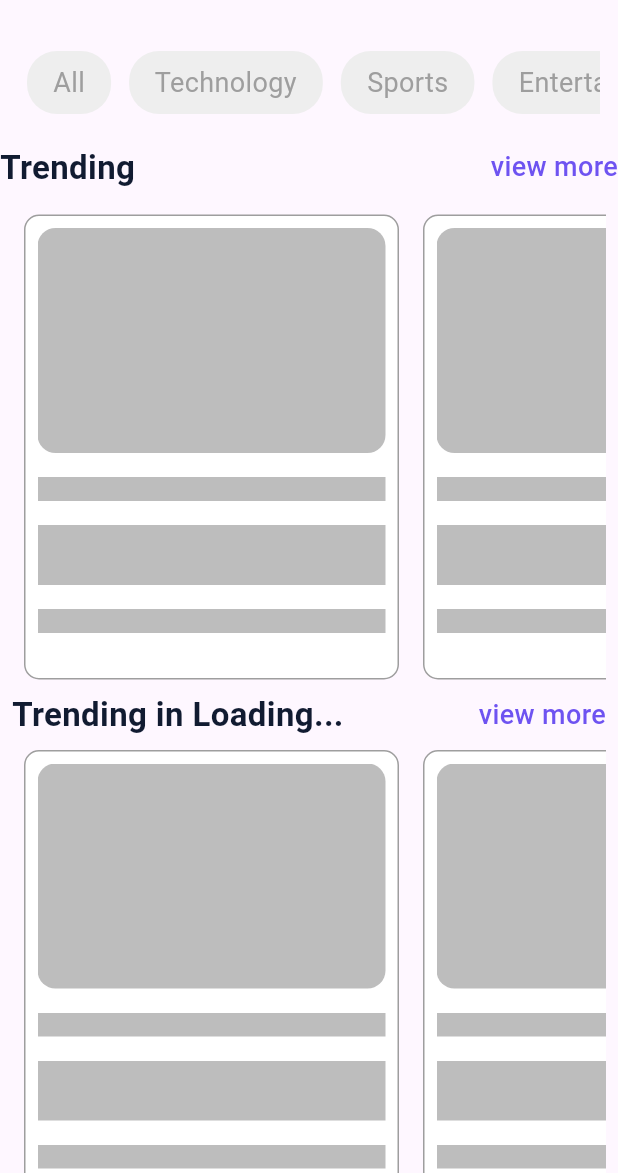
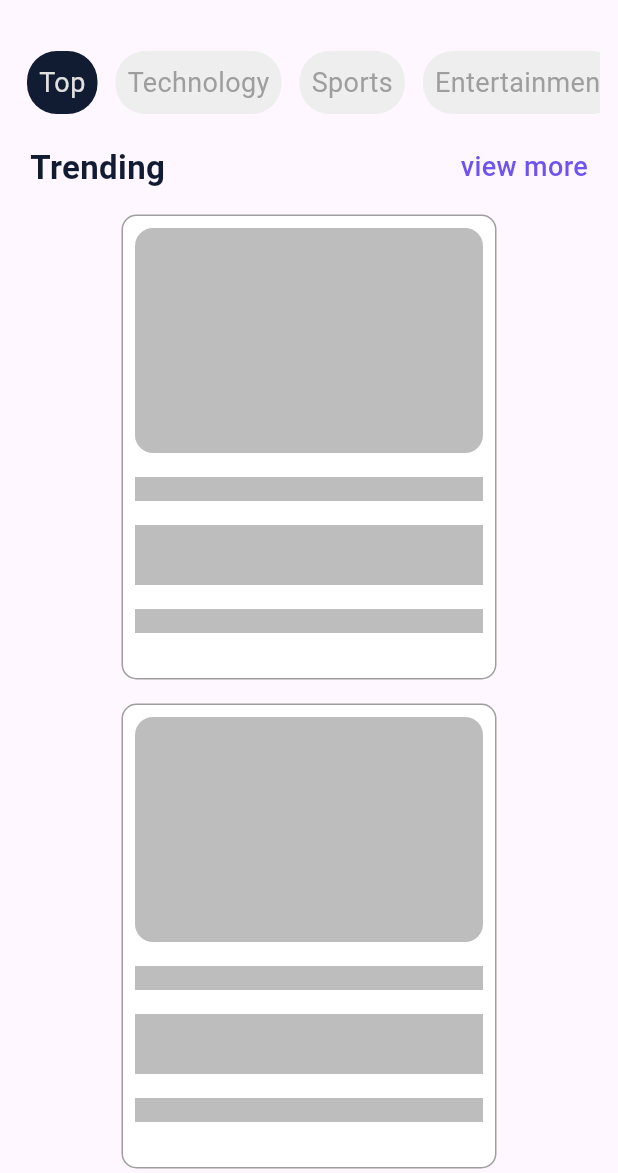
Before and after one commit to mohdop/News_App, a Flutter app: the screen it shows after launch, on a phone screen of 412 x 824 dp, the part 63-1236 px from its top. Run offline on Flutter 3.47's test engine with Material 3 defaults, Android fonts, the phone set to English and light mode, and no system bars; drawn by our look-alikes of shimmer; our stand-ins replace geocoding, geolocator, google_fonts; Roboto replaces fonts that are missing (Abel).

Commit message:
ctegories butoons working correctly

```diff
--- a/lib/Services/newsServices.dart
+++ b/lib/Services/newsServices.dart
@@ -8,8 +8,8 @@ String baseUrl="https://newsdata.io/api/1/news?";
 class NewsServices{
   var client = http.Client();
 
-  Future<List<Result>> getNews(String language) async {
-  var url = Uri.parse("https://newsdata.io/api/1/news?apikey=pub_3352193d23b5e4c9531db2c90947e2e1ed31a&category=top&language=fr&language=$language");
+  Future<List<Result>> getNews(String language,String category) async {
+  var url = Uri.parse("https://newsdata.io/api/1/news?apikey=pub_3352193d23b5e4c9531db2c90947e2e1ed31a&category=$category&language=fr&language=$language");
   var response = await client.get(url);
 
   if (response.statusCode == 200) {
--- a/lib/pages/home.dart
+++ b/lib/pages/home.dart
@@ -18,12 +18,14 @@ class HomePage extends StatefulWidget {
 
 class _HomePageState extends State<HomePage> {
   String currentCountryCode = "Loading...";
+  String clickedBtn="";
   List<Result>? results;
-  List<Result>? cresults;
-  List<Result>? news_everywhere;
-
+  bool isTapped = false;
+  String selectedCategory = "Top";
+  List<String> categories = ["Top", "Technology", "Sports", "Entertainment", "Health", "Business", ];
   final ScrollController _scrollController = ScrollController();
   bool _isVisible = true;
+  bool isClicked=true;
 
   @override
   void initState() {
@@ -42,21 +44,13 @@ class _HomePageState extends State<HomePage> {
     });
   }
 
+
+
   Future<void> initCurrentCountryCode() async {
     try {
       String code = await NewsServices().getCurrentCountryCode();
-      if (results == null) {
-        results = await NewsServices().getNews(code);
-        cresults = await NewsServices().getCountryNews(code);
-        news_everywhere = await NewsServices().getNewsEvery();
-        print('Results fetched: $results');
-      } else {
-        results = await NewsServices().getNews(code);
-        cresults = await NewsServices().getCountryNews(code);
-        news_everywhere = await NewsServices().getNewsEvery();
-
-      }
-
+      // Fetch news based on the selected category
+      results = await NewsServices().getNewsByCategory(code, selectedCategory);
       setState(() {
         currentCountryCode = code.toLowerCase();
       });
@@ -74,27 +68,67 @@ class _HomePageState extends State<HomePage> {
         title: Text("News",style: GoogleFonts.abel(color: purply,fontSize: 22),),
       ),
       body: SingleChildScrollView(
-        physics: BouncingScrollPhysics(),
         controller: _scrollController,
         child: Column(
           children: [
-           CategoryRow(),
-          Row(
+          Padding(
+              padding: const EdgeInsets.symmetric(horizontal: 12, vertical: 20),
+              child: SingleChildScrollView(
+                scrollDirection: Axis.horizontal,
+                child: Row(
+                  mainAxisAlignment: MainAxisAlignment.spaceBetween,
+                  children: categories.map((category) {
+                    return Padding(
+                      padding: const EdgeInsets.symmetric(horizontal: 6.0),
+                      child: GestureDetector(
+                         onTap: () async {
+                        setState(() {
+                          selectedCategory = category;
+                        });
+                        if (category == "All") {
+                          selectedCategory = "Top";
+                        }
+                        await initCurrentCountryCode();
+                      },
+                        child: Container(
+                          decoration: BoxDecoration(
+                            color: selectedCategory == category ? blacky : Colors.grey[200],
+                            borderRadius: BorderRadius.circular(20),
+                          ),
+                          child: Padding(
+                            padding: const EdgeInsets.all(8.0),
+                            child: Text(
+                              category,
+                              style: TextStyle(
+                                  color: selectedCategory == category ? Colors.grey[300] : Colors.grey[500],
+                                  fontSize: 18),
+                            ),
+                          ),
+                        ),
+                      ),
+                    );
+                  }).toList(),
+                ),
+              ),
+            ),
+          Padding(
+            padding: const EdgeInsets.symmetric(horizontal:20.0),
+            child: Row(
               mainAxisAlignment: MainAxisAlignment.spaceBetween,
               children: [
                 Text("Trending ",style: GoogleFonts.noticiaText(color: blacky,fontWeight: FontWeight.bold,fontSize: 22),),
-
                    InkWell(
                     onTap: () {
              Navigator.push(
             context,
             MaterialPageRoute(
-            builder: (context) => ViewMore(category: "Top")
+              builder: (context) => ViewMore(currentCountryCode: currentCountryCode,)
             ));
                     },
                     child: Text('view more',style: GoogleFonts.noticiaText(color: purply,fontSize: 18,fontWeight: FontWeight.w500),)),
 
               ],
+            ),
           ),
              Padding(
               padding: const EdgeInsets.all(8.0),
@@ -102,65 +136,12 @@ class _HomePageState extends State<HomePage> {
                 children: [
 
                   SingleChildScrollView(
-                    scrollDirection: Axis.horizontal,
-                    child: Row(
+                    child: Column(
                       children: results?.map((result) {
                         return NewsCard(result: result);
                       }).toList() ?? [ShimmerNewsCard(), ShimmerNewsCard(), ShimmerNewsCard()],
                     ),
-                  ),            Row(
-            mainAxisAlignment: MainAxisAlignment.spaceBetween,
-            children: [
-              Text("Trending in $currentCountryCode",style: GoogleFonts.noticiaText(color: blacky,fontWeight: FontWeight.bold,fontSize: 22),),
-
-       InkWell(
-        onTap: () {
-           Navigator.push(
-          context,
-          MaterialPageRoute(
-            builder: (context) => ViewMore(category: "Top")
-          ));
-        },
-        child: Text('view more',style: GoogleFonts.noticiaText(color: purply,fontSize: 18,fontWeight: FontWeight.w500),)),
-
-  ],
                   ),
-
-                  SingleChildScrollView(
-                    scrollDirection: Axis.horizontal,
-                    child: Row(
-                      children: cresults?.map((cresult) {
-                        return NewsCard(result: cresult);
-                      }).toList() ?? [ShimmerNewsCard(), ShimmerNewsCard(), ShimmerNewsCard()],
-                    ),
-                  ),
-                             Row(
-            mainAxisAlignment: MainAxisAlignment.spaceBetween,
-            children: [
-              Text("Worldwide",style: GoogleFonts.noticiaText(color: blacky,fontWeight: FontWeight.bold,fontSize: 22),),
-
-       InkWell(
-         onTap: () {
-           Navigator.push(
-          context,
-          MaterialPageRoute(
-            builder: (context) => ViewMore(category: "")
-          ));
-        },
-        child: Text('view more',style: GoogleFonts.noticiaText(color: purply,fontSize: 18,fontWeight: FontWeight.w500),)),
-
-  ],
-),
-
-                  SingleChildScrollView(
-                    scrollDirection: Axis.horizontal,
-                    child: Row(
-                      children: news_everywhere?.map((news_everywhere) {
-                        return NewsCard(result: news_everywhere);
-                      }).toList() ?? [ShimmerNewsCard(), ShimmerNewsCard(), ShimmerNewsCard()],
-                    ),
-                  ),
-
                 ],
               ),
             ),],
--- a/pubspec.yaml
+++ b/pubspec.yaml
@@ -42,6 +42,7 @@ dependencies:
   geocoding: ^2.1.1
   shimmer: ^3.0.0
   url_launcher: ^6.2.1
+  flutter_translate: ^4.0.4
 
 
 dev_dependencies:
@@ -55,6 +56,8 @@ dev_dependencies:
   # rules and activating additional ones.
   flutter_lints: ^2.0.0
   intl: ^0.18.1
+  flutter_localizations:
+    sdk: flutter
 
 # For information on the generic Dart part of this file, see the
 # following page: https://dart.dev/tools/pub/pubspec
```
Also changed, not shown: lib/pages/view_more.dart (+8 -11 lines), lib/widgets/widgets.dart (+2 -6 lines), pubspec.lock. Lines whose indentation alone changed are shown as unchanged.
